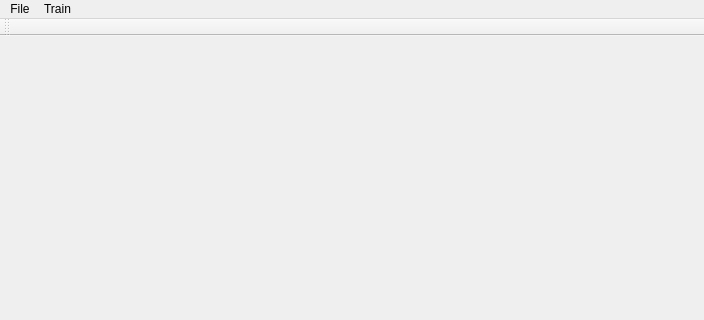
sergiorf/brANPR, file src/mainwindow.ui: the form before one commit; both pictures show x 0 to 704 and y 0 to 320 of the 704 by 463 pixel window.
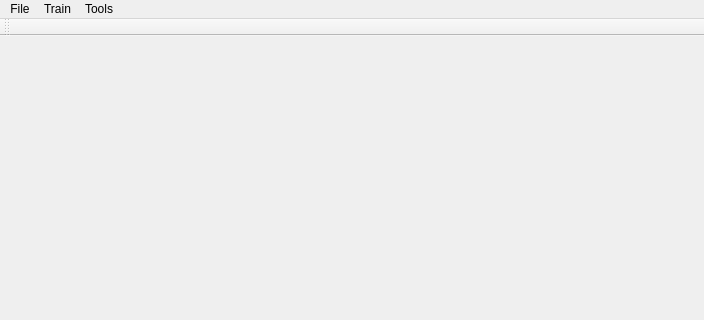
The form after the commit.

The edit to the form file:
```diff
--- a/src/mainwindow.ui
+++ b/src/mainwindow.ui
@@ -116,8 +116,15 @@
     <addaction name="actionTrainPlates"/>
     <addaction name="actionTrainOCR"/>
    </widget>
+   <widget class="QMenu" name="menuTools">
+    <property name="title">
+     <string>Tools</string>
+    </property>
+    <addaction name="actionSettings"/>
+   </widget>
    <addaction name="menuFile"/>
    <addaction name="menuTrain"/>
+   <addaction name="menuTools"/>
   </widget>
   <widget class="QToolBar" name="mainToolBar">
    <attribute name="toolBarArea">
```
Left out of the diff: 5 changed lines with no effect on the pictures.
